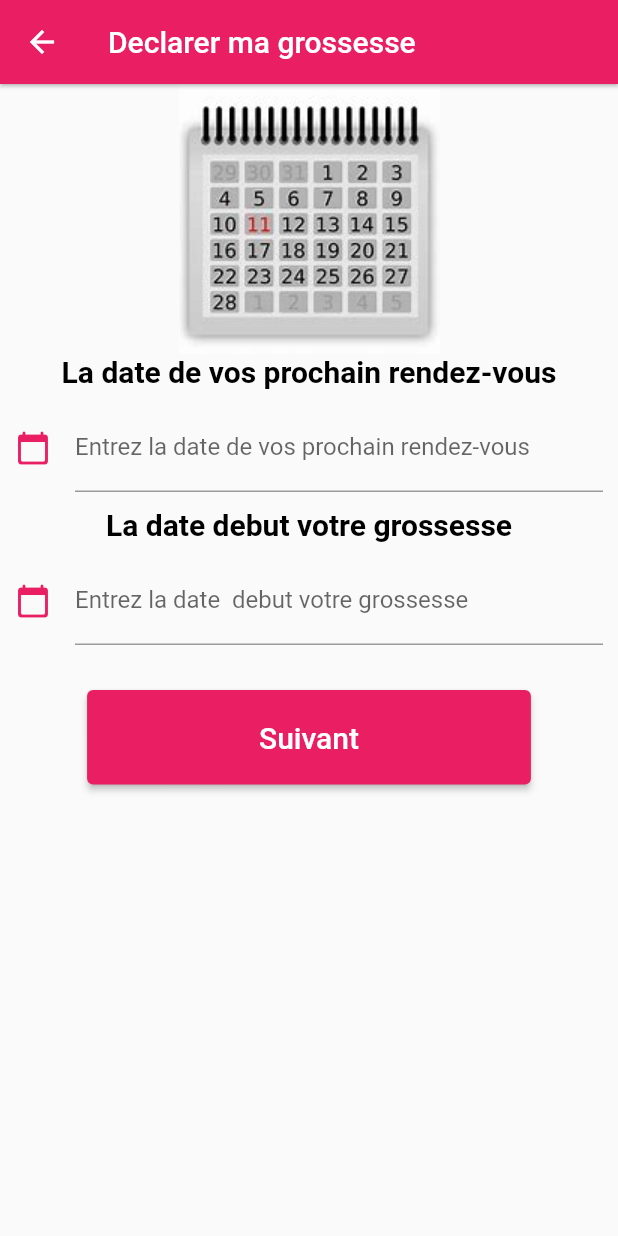
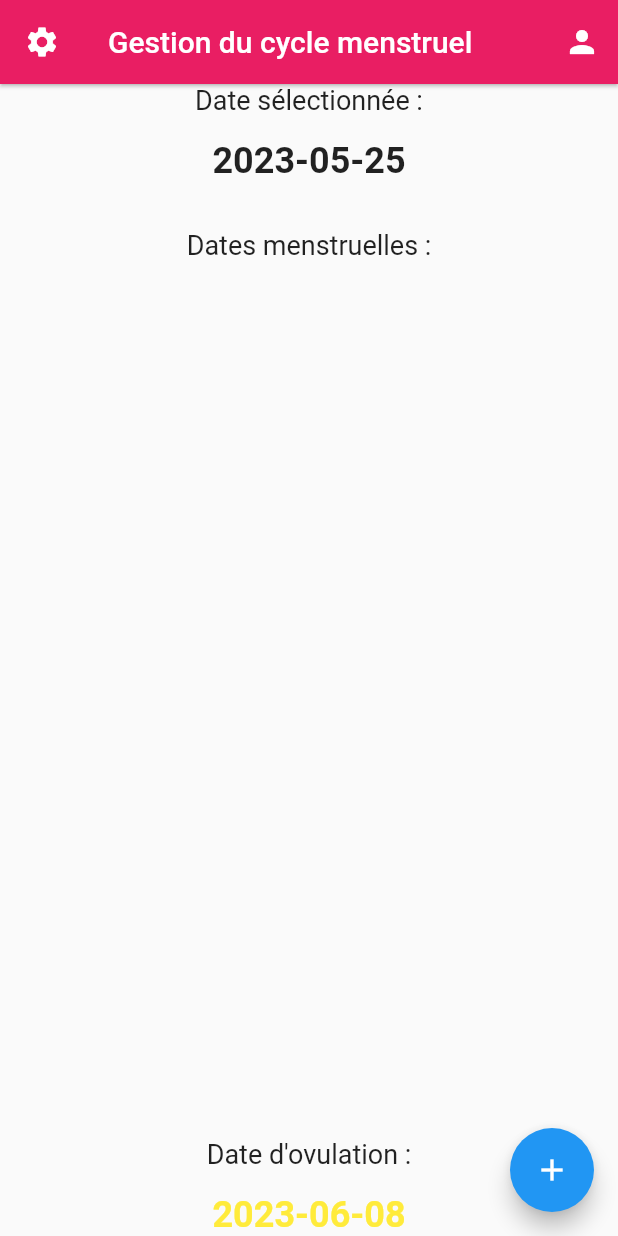
Before and after one commit to mamyselbe/saytu-master, a Flutter app: the screen it shows after launch, on a phone screen of 412 x 824 dp. Run offline on Flutter 3.47's test engine with Material 2 defaults, Android fonts, the phone set to English and light mode, and no system bars; our stand-ins replace flutter_svg, get, hexcolor; project files that could hold a hidden picture were left out.

Commit message:
ajout caladar

```diff
--- a/lib/main.dart
+++ b/lib/main.dart
@@ -5,6 +5,7 @@ import 'package:saytu_jigueen_ni/view/login.view.dart';
 import 'package:saytu_jigueen_ni/view/splash.view.dart';
 import 'package:saytu_jigueen_ni/view/widgets/Inscription.dart';
 import 'package:saytu_jigueen_ni/view/widgets/Pageview.dart';
+import 'package:saytu_jigueen_ni/view/widgets/caladar.dart';
 import 'package:saytu_jigueen_ni/view/widgets/cycle.dart';
 import 'package:saytu_jigueen_ni/view/widgets/decla.global.dart';
 import 'package:saytu_jigueen_ni/view/widgets/liste%20grossesse.dart';
@@ -25,9 +26,9 @@ class MyApp extends StatelessWidget {
   // This widget is the root of your application.
   @override
   Widget build(BuildContext context) {
-    return const GetMaterialApp(
+    return  GetMaterialApp(
       debugShowCheckedModeBanner: false,
-      home:Declaration(),
+      home:CalendarScreen(),
 
     );
 
--- a/lib/view/widgets/caladar.dart
+++ b/lib/view/widgets/caladar.dart
@@ -1,129 +1,164 @@
 import 'package:flutter/material.dart';
-import 'package:intl/intl.dart';
 import 'package:saytu_jigueen_ni/utils/global.color.dart';
-import 'package:flutter_svg/flutter_svg.dart';
-import 'package:get/get_utils/get_utils.dart';
-class Caladar extends StatefulWidget {
-  const Caladar({Key? key}) : super(key: key);
+import 'package:saytu_jigueen_ni/view/widgets/parametre.dart';
+import 'package:saytu_jigueen_ni/view/widgets/profil.dart';
+import 'package:saytu_jigueen_ni/view/widgets/regles.dart';
+
+class CalendarScreen extends StatefulWidget {
+  @override
+  _CalendarScreenState createState() => _CalendarScreenState();
+}
+
+class _CalendarScreenState extends State<CalendarScreen> {
+  late DateTime _dateSelectionnee;
+  late List<DateTime> _datesMenstruelles;
+  late DateTime _dateOvulation;
 
   @override
-  State<Caladar> createState() => _CaladarState();
+  void initState() {
+    super.initState();
+    _dateSelectionnee = DateTime.now();
+    _datesMenstruelles = [];
+    _dateOvulation = _dateSelectionnee.add(Duration(days: 14));
   }
 
-class _CaladarState extends State<Caladar> {
-  late DateTime selectedDate;
-  List<DateTime> periodDates = [
-    DateTime(2023, 1, 5),
-    DateTime(2023, 2, 2),
-    DateTime(2023, 3, 1),
-    // Ajoutez ici les dates des règles précédentes ou futures
-  ];
-  bool isPeriod(DateTime date) {
-    for (var periodDate in periodDates) {
-      if (date.year == periodDate.year &&
-          date.month == periodDate.month &&
-          date.day == periodDate.day) {
-        return true;
+  void _selectionnerDate(BuildContext context) async {
+    final DateTime? dateSelectionnee = await showDatePicker(
+      context: context,
+      initialDate: _dateSelectionnee,
+      firstDate: DateTime(2000),
+      lastDate: DateTime(2100),
+    );
+
+    if (dateSelectionnee != null && dateSelectionnee != _dateSelectionnee) {
+      setState(() {
+        _dateSelectionnee = dateSelectionnee;
+        _dateOvulation = _dateSelectionnee.add(Duration(days: 14));
+      });
     }
   }
-    return false;
+
+  void _ajouterDateMenstruelle() async {
+    final DateTime? nouvelleDate = await showDatePicker(
+      context: context,
+      initialDate: _dateSelectionnee,
+      firstDate: DateTime(2000),
+      lastDate: DateTime(2100),
+    );
+
+    if (nouvelleDate != null) {
+      setState(() {
+        _datesMenstruelles.add(nouvelleDate);
+      });
+    }
+  }
+
+  bool _estDateMenstruelle(DateTime date) {
+    return _datesMenstruelles.contains(date);
+  }
+
+  bool _estDateOvulation(DateTime date) {
+    return date.year == _dateOvulation.year &&
+        date.month == _dateOvulation.month &&
+        date.day == _dateOvulation.day;
   }
 
   @override
   Widget build(BuildContext context) {
-    var date;
-    bool isSelected = date.year == selectedDate.year &&
-        date.month == selectedDate.month &&
-        date.day == selectedDate.day;
-    bool isPeriodDate = isPeriod(date);
-    return GestureDetector(
-      onTap: () {
-        setState(() {
-          selectedDate = date;
-        });
+    return Scaffold(
+      appBar: AppBar(
+        backgroundColor: Colors.pink,
+        elevation: 1,
+        leading:  IconButton(
+          icon: Icon(
+            Icons.settings,
+            color: Colors.white,
+          ), onPressed: () {
+          Navigator.pushReplacement(
+            context,
+            MaterialPageRoute(builder: (context) => Parametre()),
+          );
         },
-      child: Container(
-        decoration: BoxDecoration(
-          color: isSelected ? Colors.blue : Colors.transparent,
-          borderRadius: BorderRadius.circular(8.0),
+
+
         ),
+        title: Text('Gestion du cycle menstruel'),
+        actions: [
+          IconButton(
+            icon: Icon(
+              Icons.person,
+              color: Colors.white,
+            ), onPressed: () {
+            Navigator.pushReplacement(
+              context,
+              MaterialPageRoute(builder: (context) =>ProfilPage()),
+            );
+          },
+
+
+          ),
+        ],
+      ),
+      body: Center(
         child: Column(
           mainAxisAlignment: MainAxisAlignment.center,
           children: [
+            GestureDetector(
+              onTap: () => _selectionnerDate(context),
+              child: Column(
+                children: [
                   Text(
-              date.day.toString(),
-              style: TextStyle(
-                fontWeight: FontWeight.bold,
-                color: isPeriodDate ? Colors.red : Colors.black,
+                    'Date sélectionnée :',
+                    style: TextStyle(fontSize: 18),
                   ),
-            ),
-            if (isPeriodDate)
-              SizedBox(height: 4.0),
-            if (isPeriodDate)
-              Container(
-                width: 6.0,
-                height: 6.0,
-                decoration: BoxDecoration(
-                  shape: BoxShape.circle,
-                  color: Colors.red,
-                ),
+                  SizedBox(height: 16),
+                  Text(
+                    '${_dateSelectionnee.toString().substring(0, 10)}',
+                    style: TextStyle(fontSize: 24, fontWeight: FontWeight.bold),
                   ),
                 ],
               ),
             ),
+            SizedBox(height: 32),
+            Text(
+              'Dates menstruelles :',
+              style: TextStyle(fontSize: 18),
+            ),
+            SizedBox(height: 16),
+            Expanded(
+              child: ListView.builder(
+                itemCount: _datesMenstruelles.length,
+                itemBuilder: (BuildContext context, int index) {
+                  final date = _datesMenstruelles[index];
+                  return ListTile(
+                    title: Text(
+                      date.toString().substring(0, 10),
+                      style: TextStyle(
+                        fontWeight: FontWeight.bold,
+                        color: _estDateOvulation(date) ? Colors.yellow : Colors.red,
+                      ),
+                    ),
                   );
-  }
-
-  List<Widget> buildCalendarDays(DateTime date) {
-    DateTime firstDayOfMonth = DateTime(date.year, date.month, 1);
-    int daysInMonth = DateTime(date.year, date.month + 1, 0).day;
-    int weekdayOfFirstDay = firstDayOfMonth.weekday;
-    List<Widget> calendarDays = [];
-    for (var i = 0; i < weekdayOfFirstDay - 1; i++) {
-      calendarDays.add(Container());
-    }
-
-    for (var i = 1; i <= daysInMonth; i++) {
-      DateTime currentDate = DateTime(date.year, date.month, i);
-      calendarDays.add(buildCalendarDays(currentDate) as Widget);
-    }
-
-    return calendarDays;
-
-  }
-  @override
-  void initState() {
-    super.initState();
-    selectedDate = DateTime.now();
-  }
-
-  @override
-  Widge(BuildContext context) {
-    return Scaffold(
-      appBar: AppBar(
-        title: Text('Calendrier Menstruel'),
-      ),
-      body: Column(
-        children: [
-          TableCalendar(
-            selectedDate: selectedDate,
-            onDaySelected: (date, _) {
-              setState(() {
-                selectedDate = date;
-              });
                 },
               ),
-          SizedBox(height: 16.0),
-          GridView.count(
-            shrinkWrap: true,
-            crossAxisCount: 7,
-            children: buildCalendarDays(selectedDate),
+            ),
+            SizedBox(height: 32),
+            Text(
+              'Date d\'ovulation :',
+              style: TextStyle(fontSize: 18),
+            ),
+            SizedBox(height: 16),
+            Text(
+              '${_dateOvulation.toString().substring(0, 10)}',
+              style: TextStyle(fontSize: 24, fontWeight: FontWeight.bold, color: Colors.yellow),
             ),
           ],
+        ),
+      ),
+      floatingActionButton: FloatingActionButton(
+        onPressed: _ajouterDateMenstruelle,
+        child: Icon(Icons.add),
       ),
     );
   }
 }
-
-TableCalendar({required DateTime selectedDate, required Null Function(dynamic date, dynamic _) onDaySelected}) {
-}
--- a/lib/view/widgets/regles.dart
+++ b/lib/view/widgets/regles.dart
@@ -196,7 +196,7 @@ class _pageRegleState extends State<pageRegle> {
               onPressed: (){
                 Navigator.pushReplacement(
                   context,
-                  MaterialPageRoute(builder: (context) => Caladar()),
+                  MaterialPageRoute(builder: (context) =>  CalendarScreen()),
                 );
               },
               child: Text('                   Enrigister                  ',
```
Also changed, not shown: lib/view/widgets/profil.dart (+7 -1 lines). Lines whose indentation alone changed are shown as unchanged.
